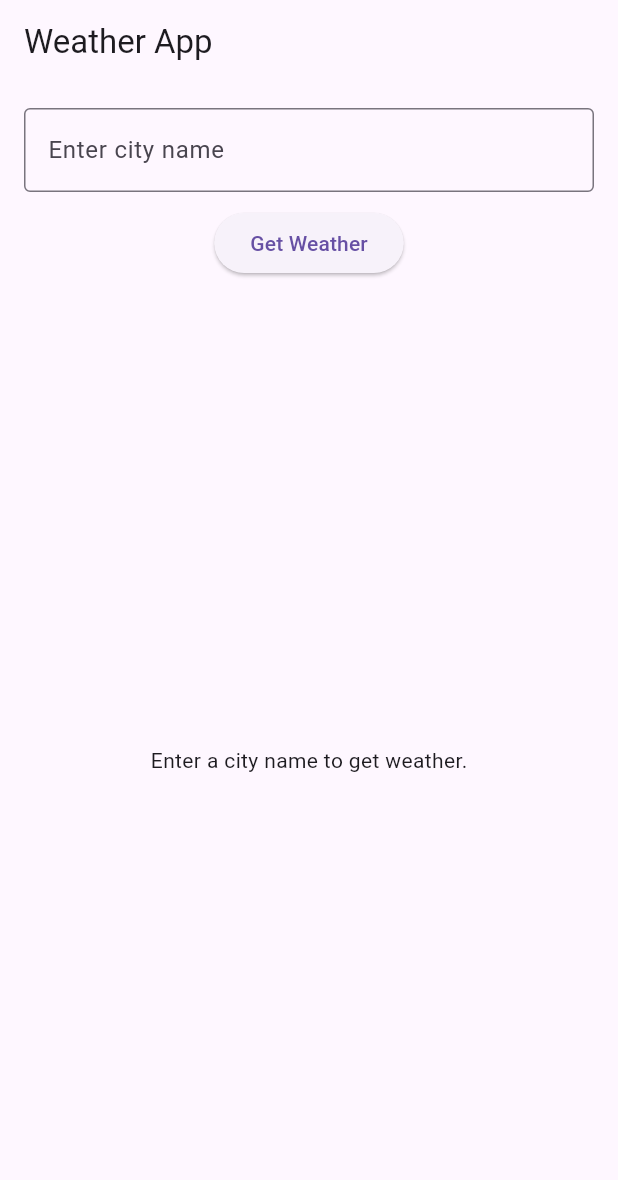
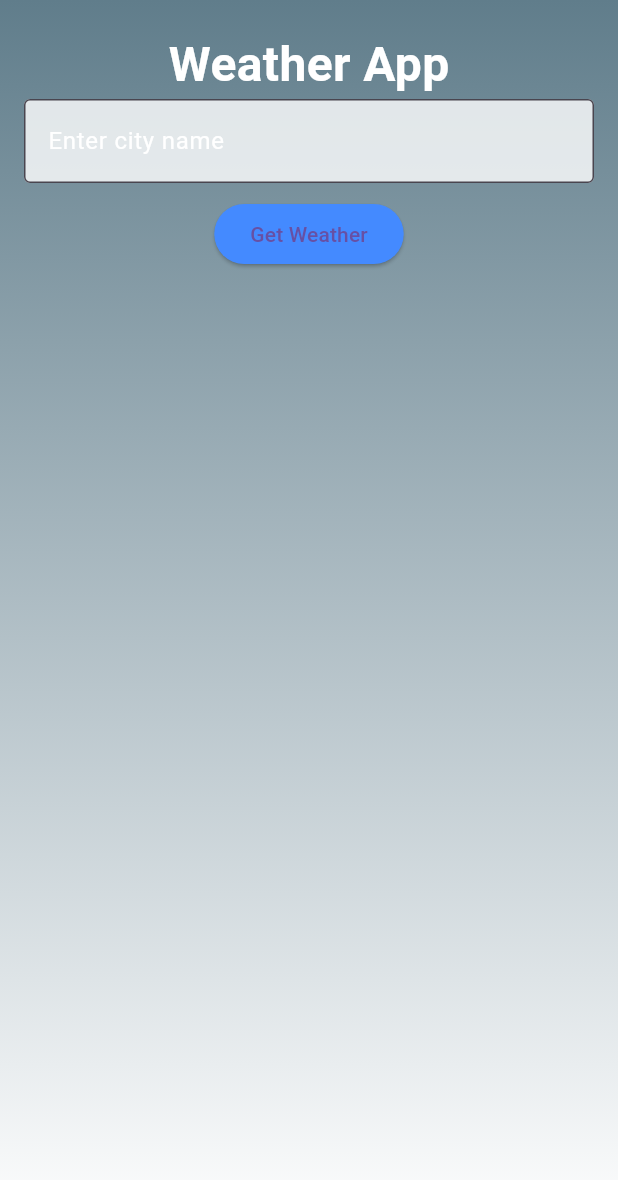
Before and after one commit to Natalia49340/flutter_weather_app, a Flutter app: the screen it shows after launch, on a phone screen of 412 x 824 dp. Shown: the top 1180 px of the screen. Run offline on Flutter 3.47's test engine with Material 3 defaults, Android fonts, the phone set to English and light mode, and no system bars; our stand-ins replace flutter_bloc.

Commit message:
Improve UI with gradient background and weather icons

```diff
--- a/flutter_weather_app/lib/bloc/weather_state.dart
+++ b/flutter_weather_app/lib/bloc/weather_state.dart
@@ -1,5 +1,5 @@
-import 'package:flutter_weather_app/models/weather_model.dart';
 
+import '../models/weather_model.dart';
 
 abstract class WeatherState {}
 
--- a/flutter_weather_app/lib/models/weather_model.dart
+++ b/flutter_weather_app/lib/models/weather_model.dart
@@ -2,11 +2,13 @@ class Weather {
   final String cityName;
   final double temperature;
   final String description;
+  final String icon;
 
   Weather({
     required this.cityName,
     required this.temperature,
     required this.description,
+    required this.icon,
   });
 
   factory Weather.fromJson(Map<String, dynamic> json) {
@@ -14,6 +16,7 @@ class Weather {
       cityName: json['name'],
       temperature: json['main']['temp'].toDouble(),
       description: json['weather'][0]['description'],
+      icon: json['weather'][0]['icon'], // Dodano ikonę
     );
   }
 }
--- a/flutter_weather_app/lib/repositories/weather_repository.dart
+++ b/flutter_weather_app/lib/repositories/weather_repository.dart
@@ -1,5 +1,7 @@
-import 'package:flutter_weather_app/models/weather_model.dart';
-import 'package:flutter_weather_app/services/api_service.dart';
+
+
+import '../models/weather_model.dart';
+import '../services/api_service.dart';
 
 class WeatherRepository {
   final ApiService apiService;
--- a/flutter_weather_app/lib/screens/home.dart
+++ b/flutter_weather_app/lib/screens/home.dart
@@ -13,16 +13,63 @@ class WeatherPage extends StatelessWidget {
   @override
   Widget build(BuildContext context) {
     return Scaffold(
-      appBar: AppBar(title: Text("Weather App")),
-      body: Padding(
-        padding: const EdgeInsets.all(16.0),
+      body: BlocBuilder<WeatherBloc, WeatherState>(
+        builder: (context, state) {
+          Color getBackgroundColor(double temp) {
+            if (temp < 10) {
+              return Colors.blue;
+            } else if (temp < 20) {
+              return Colors.lightBlue;
+            } else if (temp < 30) {
+              return Colors.orange;
+            } else {
+              return Colors.red;
+            }
+          }
+
+          return Stack(
+            children: [
+              Container(
+                decoration: BoxDecoration(
+                  gradient: state is WeatherLoaded
+                      ? LinearGradient(
+                          colors: [
+                            getBackgroundColor(state.weather.temperature),
+                            Colors.white,
+                          ],
+                          begin: Alignment.topCenter,
+                          end: Alignment.bottomCenter,
+                        )
+                      : LinearGradient(
+                          colors: [Colors.blueGrey, Colors.white],
+                          begin: Alignment.topCenter,
+                          end: Alignment.bottomCenter,
+                        ),
+                ),
+              ),
+              SafeArea(
                 child: Column(
                   children: [
-            TextField(
+                    SizedBox(height: 20),
+                    Text(
+                      "Weather App",
+                      style: TextStyle(
+                        fontSize: 32,
+                        fontWeight: FontWeight.bold,
+                        color: Colors.white,
+                      ),
+                    ),
+                    Padding(
+                      padding: const EdgeInsets.symmetric(horizontal: 16.0),
+                      child: TextField(
                         controller: cityController,
                         decoration: InputDecoration(
                           labelText: "Enter city name",
+                          labelStyle: TextStyle(color: Colors.white),
+                          filled: true,
+                          fillColor: Colors.white.withAlpha(204),
                           border: OutlineInputBorder(),
+                        ),
                       ),
                     ),
                     SizedBox(height: 10),
@@ -33,43 +80,64 @@ class WeatherPage extends StatelessWidget {
                           context.read<WeatherBloc>().add(FetchWeather(cityName));
                         }
                       },
+                      style: ElevatedButton.styleFrom(
+                        backgroundColor: Colors.blueAccent,
+                      ),
                       child: Text("Get Weather"),
                     ),
                     SizedBox(height: 20),
-            Expanded(
-              child: BlocBuilder<WeatherBloc, WeatherState>(
-                builder: (context, state) {
-                  if (state is WeatherInitial) {
-                    return Center(child: Text("Enter a city name to get weather."));
-                  } else if (state is WeatherLoading) {
-                    return Center(child: CircularProgressIndicator());
-                  } else if (state is WeatherLoaded) {
-                    return Center(
-                      child: Column(
+                    if (state is WeatherLoaded)
+                      Column(
                         mainAxisAlignment: MainAxisAlignment.center,
                         children: [
                           Text(
                             state.weather.cityName,
-                            style: TextStyle(fontSize: 24, fontWeight: FontWeight.bold),
+                            style: TextStyle(
+                              fontSize: 28,
+                              fontWeight: FontWeight.bold,
+                              color: Colors.white,
+                            ),
+                          ),
+                          Image.network(
+                            "https://openweathermap.org/img/wn/${state.weather.icon}@4x.png",
+                            fit: BoxFit.cover,
+),
+
+                          Text(
+                            "${state.weather.temperature}°C",
+                            style: TextStyle(
+                              fontSize: 80,
+                              fontWeight: FontWeight.bold,
+                              color: Colors.white,
+                            ),
                           ),
                           Text(
-                            "${state.weather.temperature}°C",
-                            style: TextStyle(fontSize: 48),
+                            state.weather.description,
+                            style: TextStyle(
+                              fontSize: 24,
+                              color: Colors.white,
                             ),
-                          Text(state.weather.description),
+                          ),
                         ],
                       ),
-                    );
-                  } else if (state is WeatherError) {
-                    return Center(child: Text(state.message));
-                  }
-                  return SizedBox.shrink();
-                },
+                    if (state is WeatherLoading)
+                      Center(
+                        child: CircularProgressIndicator(color: Colors.white),
+                      ),
+                    if (state is WeatherError)
+                      Center(
+                        child: Text(
+                          state.message,
+                          style: TextStyle(color: Colors.white),
                         ),
                       ),
                   ],
                 ),
               ),
+            ],
+          );
+        },
+      ),
     );
   }
 }
--- a/flutter_weather_app/lib/services/api_service.dart
+++ b/flutter_weather_app/lib/services/api_service.dart
@@ -1,6 +1,5 @@
 import 'dart:convert';
-
-import 'package:flutter_weather_app/utils/config.dart';
+import '../utils/config.dart';
 import 'package:http/http.dart' as http;
 
 class ApiService {
```
Also changed, not shown: flutter_weather_app/lib/bloc/weather_bloc.dart (+6 -3 lines), flutter_weather_app/lib/main.dart (+7 -4 lines), 1 other file. Lines whose indentation alone changed are shown as unchanged.
